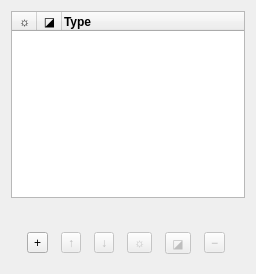
The window that src/dlg/LayerDialog.ui (wagenadl/photohoard) describes before a commit, drawn with Qt 5.
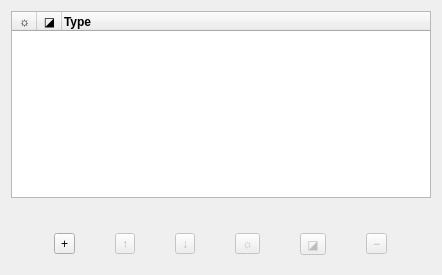
The same window after the commit.

Patch:
```diff
--- a/src/dlg/LayerDialog.ui
+++ b/src/dlg/LayerDialog.ui
@@ -6,8 +6,8 @@
    <rect>
     <x>0</x>
     <y>0</y>
-    <width>256</width>
-    <height>274</height>
+    <width>442</width>
+    <height>275</height>
    </rect>
   </property>
   <property name="windowTitle">
@@ -69,7 +69,7 @@
        </font>
       </property>
       <property name="textAlignment">
-       <set>AlignHCenter|AlignVCenter|AlignCenter</set>
+       <set>AlignCenter</set>
       </property>
      </column>
      <column>
@@ -83,7 +83,7 @@
        </font>
       </property>
       <property name="textAlignment">
-       <set>AlignHCenter|AlignVCenter|AlignCenter</set>
+       <set>AlignCenter</set>
       </property>
      </column>
      <column>
@@ -97,7 +97,7 @@
        </font>
       </property>
       <property name="textAlignment">
-       <set>AlignLeft|AlignVCenter</set>
+       <set>AlignLeading|AlignVCenter</set>
       </property>
      </column>
     </widget>
```
Left out of the diff: 18 changed lines with no effect on the pictures.
